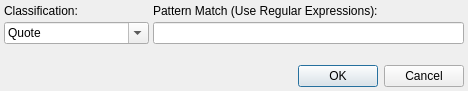
Qt form plugins/forms/dialogClassification.ui (kestermckinney/ProjectNotes) before a commit.
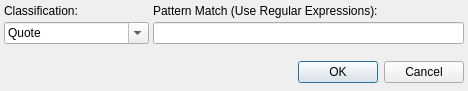
The same form after that commit.

The edit to the form file:
```diff
--- a/plugins/forms/dialogClassification.ui
+++ b/plugins/forms/dialogClassification.ui
@@ -33,7 +33,7 @@
     <number>4</number>
    </property>
    <property name="bottomMargin">
-    <number>4</number>
+    <number>8</number>
    </property>
    <item>
     <layout class="QHBoxLayout" name="horizontalLayout">
```
